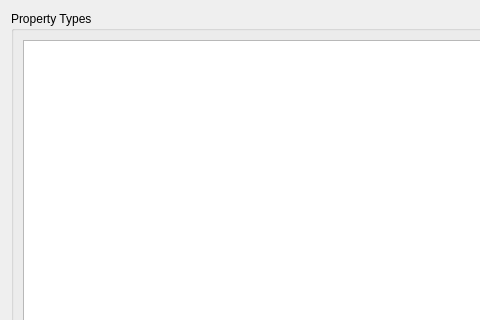
Old version of the form src/tiled/propertytypeseditor.ui in the repository mapeditor/tiled; both pictures show x 0 to 480 and y 0 to 320 of the 852 by 506 pixel window.
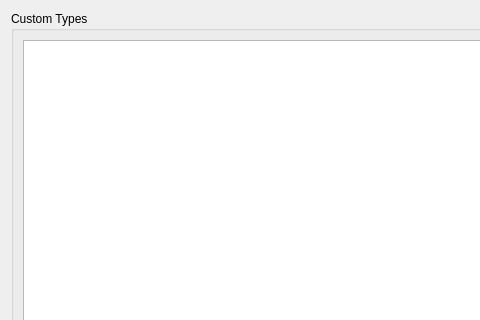
New version of the form.

Commit message:
Renamed "Property Types" to "Custom Types"
The name "Property Types" is probably too specific now that the classes
can also be used as the class of any data type.

```diff
--- a/src/tiled/propertytypeseditor.ui
+++ b/src/tiled/propertytypeseditor.ui
@@ -23,7 +23,7 @@
    <item>
     <widget class="QGroupBox" name="groupBox">
      <property name="title">
-      <string>Property Types</string>
+      <string>Custom Types</string>
      </property>
      <layout class="QHBoxLayout" name="horizontalLayout">
       <item>
```
Left out of the diff: 2 changed lines with no effect on the pictures. The commit also changes 7 other files.
